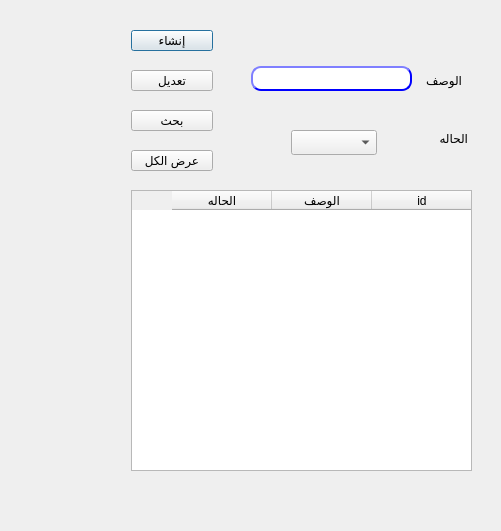
Old version of the form presentation/master_data_ui/city.ui in the repository shymaa123456/HyperPOS2020; both pictures show x 599 to 1100 and y 0 to 531 of the 1100 by 717 pixel window.
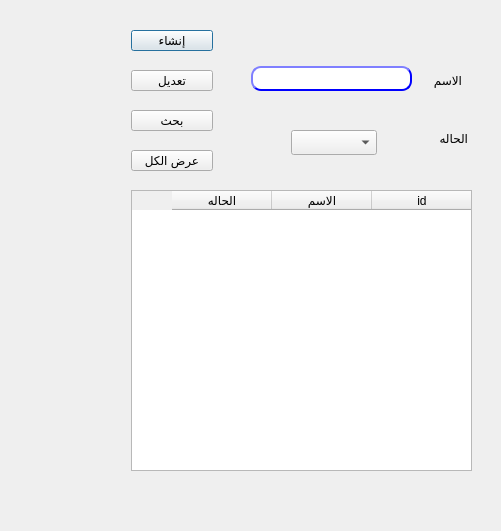
New version of the form.

Commit message: Master data forms

```diff
--- a/presentation/master_data_ui/city.ui
+++ b/presentation/master_data_ui/city.ui
@@ -35,7 +35,7 @@
     </rect>
    </property>
    <property name="text">
-    <string>الوصف</string>
+    <string>الاسم</string>
    </property>
   </widget>
   <widget class="QLabel" name="label_2">
@@ -133,7 +133,7 @@
    </column>
    <column>
     <property name="text">
-     <string>الوصف</string>
+     <string>الاسم</string>
     </property>
    </column>
    <column>
```
The commit also changes 7 other files.
